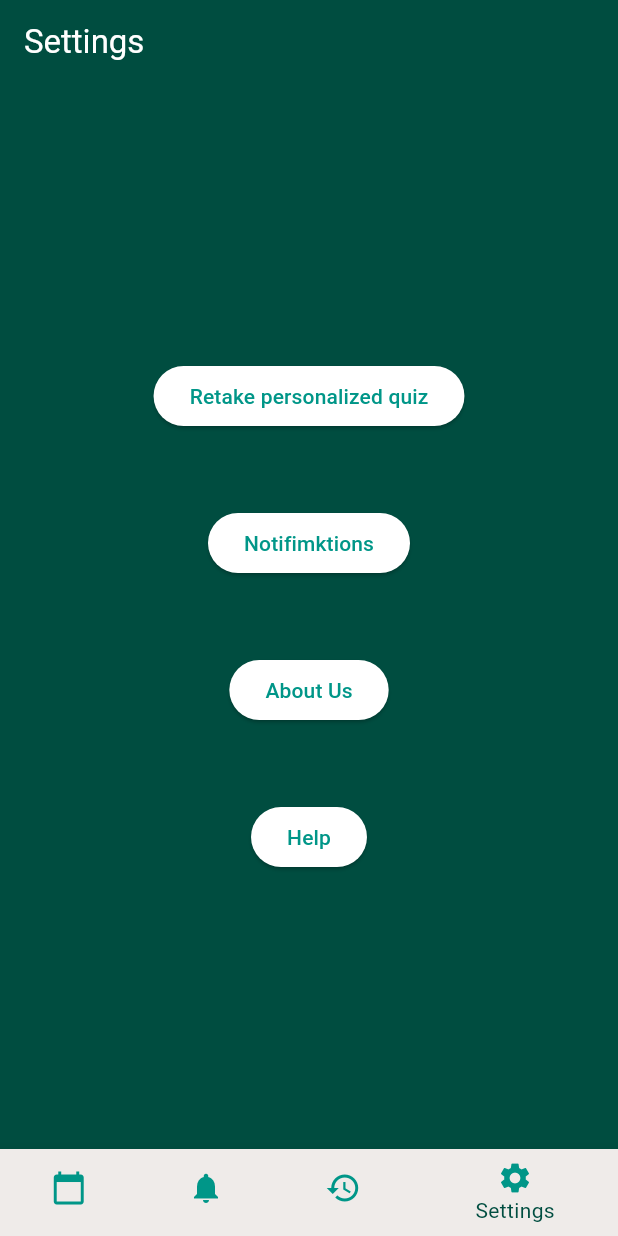
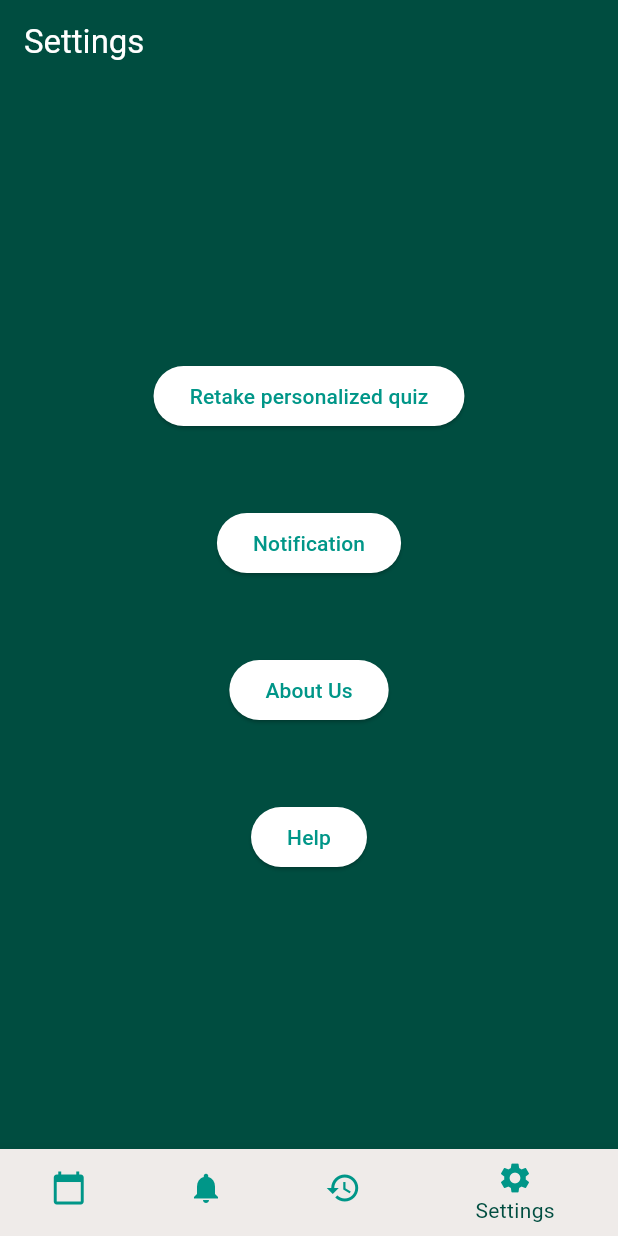
Before and after one commit to R1tMah/Schedule_Maker, a Flutter app: the screen it shows after launch, item 4 of the bottom bar chosen, on a phone screen of 412 x 824 dp. Run offline on Flutter 3.47's test engine with Material 3 defaults, Android fonts, the phone set to English and light mode, and no system bars.

Commit message:
get fucked

```diff
--- a/lib/main.dart
+++ b/lib/main.dart
@@ -106,7 +106,7 @@ class _MyHomePageState extends State<MyHomePage> {
       case 0:
         return 'Schedule';
       case 1:
-        return 'Remindersjjj';
+        return 'Reminders';
       case 2:
         return 'History';
       case 3:
@@ -182,7 +182,7 @@ class SettingsPage extends StatelessWidget {
               );
               // Action for Notifications
             },
-            child: Text('Notifimktions'),
+            child: Text('Notification'),
           ),
           SizedBox(height: 50),
           ElevatedButton(
```
